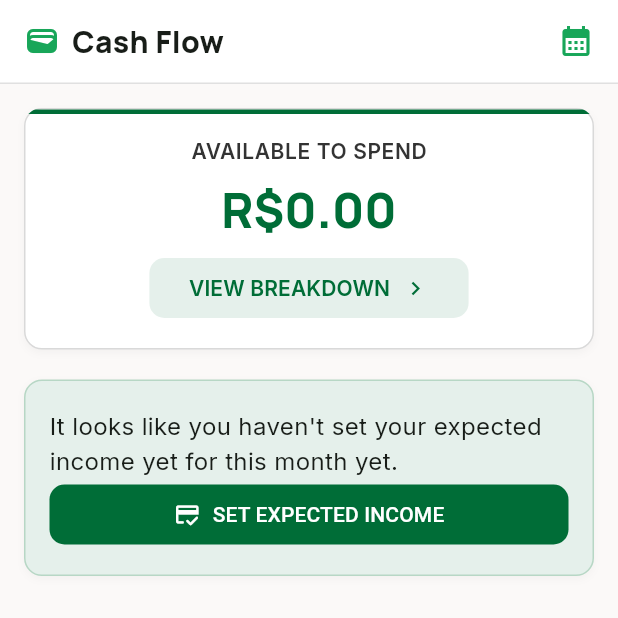
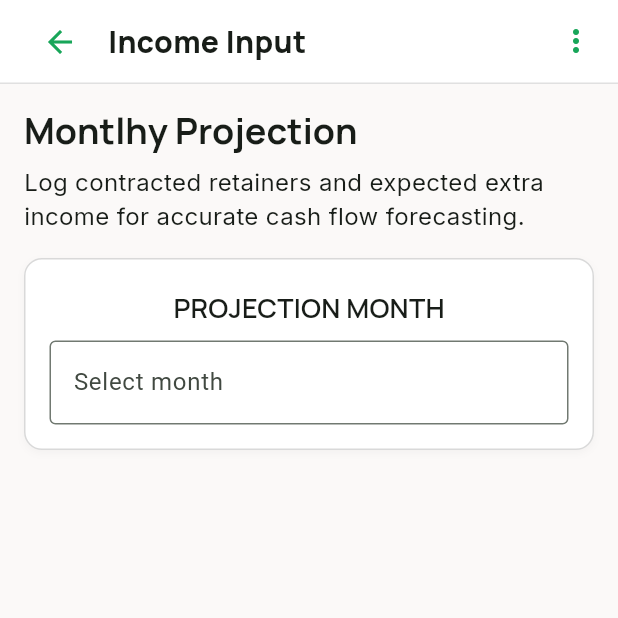
Before and after one commit to anasenglishub/aurora_finance, a Flutter app: the screen it shows after launch, after a tap on "SET EXPECTED INCOME", on a phone screen of 412 x 824 dp, the top half of it. Run offline on Flutter 3.47's test engine with Material 3 defaults, Android fonts, the phone set to English and light mode, and no system bars; our stand-ins replace google_fonts.

Commit message:
feat: started adding income input page

```diff
--- a/lib/app/app.dart
+++ b/lib/app/app.dart
@@ -1,6 +1,7 @@
 import 'package:flutter/material.dart';
 import 'package:aurora_finance/app/shared/utils/app_config.dart';
 import 'package:aurora_finance/app/view/pages/HomePage.dart';
+import 'package:aurora_finance/app/view/pages/IncomeInputPage.dart';
 import 'package:google_fonts/google_fonts.dart';
 
 class AuroraApp extends StatelessWidget {
@@ -11,6 +12,7 @@ class AuroraApp extends StatelessWidget {
     return MaterialApp(
       routes: {
         '/home': (context) => HomePage(),
+        '/income-input': (context) => IncomeInputPage(),
       },
       theme: ThemeData(
         colorScheme: ColorScheme.fromSeed(seedColor: AppConfig.primarySwatch[500]!),
--- a/lib/app/model_view/available_fund_model_view.dart
+++ b/lib/app/model_view/available_fund_model_view.dart
@@ -2,8 +2,11 @@ import 'package:flutter/material.dart';
 
 class AvailableFundModelView extends ChangeNotifier {
   double _expectedIncome = 0.0;
+  double _totalFixedBills = 0.0;
 
   double get expectedIncome => _expectedIncome;
+  double get totalFixedBills => _totalFixedBills;
+  double get availableFund => _expectedIncome - _totalFixedBills;
 
   void setExpectedIncome(double value) {
     _expectedIncome = value;
@@ -19,4 +22,25 @@ class AvailableFundModelView extends ChangeNotifier {
     _expectedIncome -= value;
     notifyListeners();
   }
+
+  void setTotalFixedBills(double value) {
+    _totalFixedBills = value;
+    notifyListeners();
+  }
+
+  void addTotalFixedBills(double value) {
+    _totalFixedBills += value;
+    notifyListeners();
+  }
+
+  void addToAvailableFund(double value) {
+    _expectedIncome += value;
+    notifyListeners();
+  }
+
+  void subtractFromAvailableFund(double value) {
+    _expectedIncome -= value;
+    notifyListeners();
+  }
+
 }
--- a/lib/app/view/pages/HomePage.dart
+++ b/lib/app/view/pages/HomePage.dart
@@ -3,16 +3,23 @@ import 'package:aurora_finance/app/shared/utils/app_config.dart';
 import 'package:aurora_finance/app/view/widgets/UI/CustomAppbarWidget.dart';
 import 'package:aurora_finance/app/view/widgets/AvailableCardWidget.dart';
 import 'package:aurora_finance/app/view/widgets/SetExpectedIncomeWidget.dart';
+import 'package:aurora_finance/app/model_view/available_fund_model_view.dart';
 
 class HomePage extends StatelessWidget {
-  const HomePage({super.key});
+  HomePage({super.key});
+
+  final AvailableFundModelView _availableFundModelView = AvailableFundModelView();
 
   @override
   Widget build(BuildContext context) {
     return SafeArea(
       child: Scaffold(
         backgroundColor: AppConfig.backgroundColor,
-        appBar: CustomAppBarWidget(),
+        appBar: CustomAppBarWidget(
+          title: 'Home',
+          icon: Icons.wallet,
+          onTap: () {},
+        ),
         body: Padding(
           padding: const EdgeInsets.all(16.0),
           child: SingleChildScrollView(
@@ -20,7 +27,9 @@ class HomePage extends StatelessWidget {
               spacing: 20,
               children: [
                 AvailableCardWidget(),
-                SetExpectedIncomeWidget(),
+                if (_availableFundModelView.availableFund == 0) ...[
+                  SetExpectedIncomeWidget(),
+                ],
               ],
             ),
           ),
--- /dev/null
+++ b/lib/app/view/pages/IncomeInputPage.dart
@@ -0,0 +1,66 @@
+import 'package:flutter/material.dart';
+import 'package:aurora_finance/app/view/widgets/UI/CustomAppbarWidget.dart';
+import 'package:aurora_finance/app/view/widgets/UI/CardWidget.dart';
+
+class IncomeInputPage extends StatelessWidget {
+  const IncomeInputPage({super.key});
+
+  @override
+  Widget build(BuildContext context) {
+    return SafeArea(
+      child: Scaffold(
+        appBar: CustomAppBarWidget(
+          title: 'Income Input',
+          icon: Icons.more_vert,
+          onTap: () {},
+        ),
+        body: Padding(
+          padding: const EdgeInsets.all(16.0),
+          child: Column(
+            crossAxisAlignment: CrossAxisAlignment.start,
+            children: [
+              Text(
+                'Montlhy Projection',
+                style: Theme.of(context).textTheme.titleLarge,
+              ),
+              const SizedBox(height: 8),
+              Text(
+                'Log contracted retainers and expected extra income for accurate cash flow forecasting.',
+                style: Theme.of(context).textTheme.bodyMedium,
+              ),
+              const SizedBox(height: 16),
+              Container(
+                decoration: BoxDecoration(
+                  color: Colors.white,
+                  borderRadius: BorderRadius.circular(12),
+                ),
+                child: Column(
+                  children: [
+                    CardWidget(
+                      child: Column(
+                        children: [
+                          Text(
+                            'Projection Month'.toUpperCase(),
+                            style: Theme.of(context).textTheme.titleMedium,
+                          ),
+                          const SizedBox(height: 8),
+                          // Add a date picker
+                          TextField(
+                            decoration: InputDecoration(
+                              hintText: 'Select month',
+                              border: OutlineInputBorder(),
+                            ),
+                          ),
+                        ],
+                      ),
+                    ),
+                  ],
+                ),
+              ),
+            ],
+          ),
+        ),
+      ),
+    );
+  }
+}
--- a/lib/app/view/widgets/SetExpectedIncomeWidget.dart
+++ b/lib/app/view/widgets/SetExpectedIncomeWidget.dart
@@ -17,7 +17,9 @@ class SetExpectedIncomeWidget extends StatelessWidget {
           CustomButtonWidget(
             backgroundColor: AppConfig.primarySwatch[700]!,
             width: MediaQuery.of(context).size.width * 0.8,
-            onPressed: () {},
+            onPressed: () {
+              Navigator.pushNamed(context, '/income-input');
+            },
             child: Row(
               mainAxisAlignment: MainAxisAlignment.center,
               children: [
--- a/lib/app/view/widgets/UI/CustomAppbarWidget.dart
+++ b/lib/app/view/widgets/UI/CustomAppbarWidget.dart
@@ -4,7 +4,11 @@ import 'package:flutter/services.dart';
 import 'package:google_fonts/google_fonts.dart';
 
 class CustomAppBarWidget extends StatelessWidget implements PreferredSizeWidget {
-  const CustomAppBarWidget({super.key});
+  final String title;
+  final IconData icon;
+  final VoidCallback? onTap;
+
+  const CustomAppBarWidget({super.key, required this.title, required this.icon, this.onTap});
 
   @override
   Size get preferredSize => const Size.fromHeight(kToolbarHeight);
@@ -26,10 +30,17 @@ class CustomAppBarWidget extends StatelessWidget implements PreferredSizeWidget
           ),
           child: Row(
             children: [
-              Icon(Icons.wallet, color: AppConfig.primarySwatch),
+              if (ModalRoute.of(context)?.isFirst == false) ...[
+                IconButton(
+                  icon: Icon(Icons.arrow_back, color: AppConfig.primarySwatch),
+                  onPressed: () => Navigator.pop(context),
+                ),
+              ] else ... [
+                Icon(Icons.wallet, color: AppConfig.primarySwatch),
+              ],
               SizedBox(width: 8),
               Text(
-                'Cash Flow',
+                title,
                 style: TextStyle(
                   fontFamily: GoogleFonts.manrope().fontFamily,
                   fontSize: 20,
@@ -38,8 +49,8 @@ class CustomAppBarWidget extends StatelessWidget implements PreferredSizeWidget
               ),
               Spacer(),
               GestureDetector(
-                onTap: () {},
-                child: Icon(Icons.calendar_month, color: AppConfig.primarySwatch),
+                onTap: onTap,
+                child: Icon(icon, color: AppConfig.primarySwatch),
               ),
             ],
           ),
```
